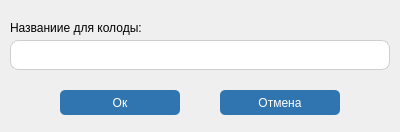
vladislavvasyukov/Memorigo, file add_category/add_category.ui: the form before one commit.
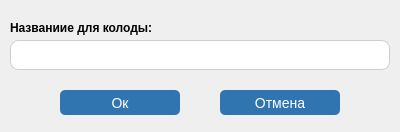
The form after the commit.

What changed in the file:
```diff
--- a/add_category/add_category.ui
+++ b/add_category/add_category.ui
@@ -25,9 +25,8 @@
    <property name="styleSheet">
     <string notr="true">color: #fff;
 text-decoration: none; 
-user-select: none;
 background-color: #3175b0;
-fon-size: 14px;
+font-size: 14px;
 border-radius: 5px;</string>
    </property>
    <property name="text">
@@ -46,9 +45,8 @@
    <property name="styleSheet">
     <string notr="true">color: #fff;
 text-decoration: none; 
-user-select: none;
 background-color: #3175b0;
-fon-size: 14px;
+font-size: 14px;
 border-radius: 5px;</string>
    </property>
    <property name="text">
@@ -77,10 +75,14 @@
     <rect>
      <x>10</x>
      <y>20</y>
-     <width>131</width>
+     <width>151</width>
      <height>16</height>
     </rect>
    </property>
+   <property name="styleSheet">
+    <string notr="true">font-size: 12px;
+font-weight: 900;</string>
+   </property>
    <property name="text">
     <string>Названиие для колоды:</string>
    </property>
```
